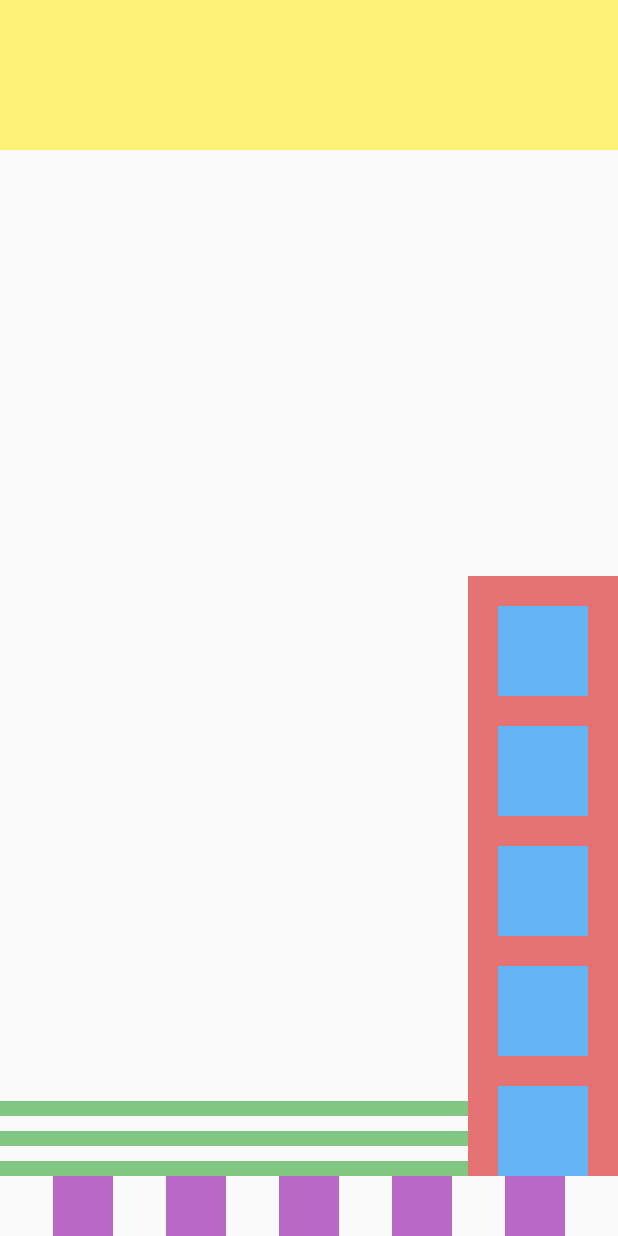
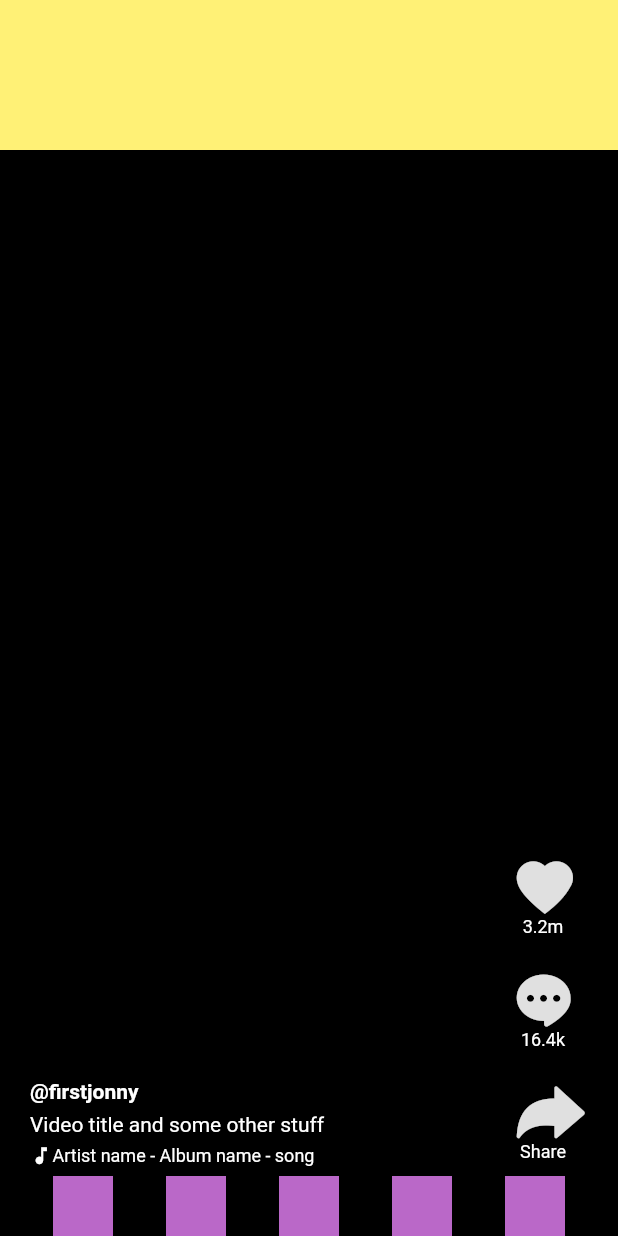
Before and after one commit to SonQBChau/tiktok_ui_clone, a Flutter app: the screen it shows after launch, on a phone screen of 412 x 824 dp. Run offline on Flutter 3.47's test engine with Material 2 defaults, Android fonts, the phone set to English and light mode, and no system bars.

Commit message:
add icons

```diff
--- a/lib/main.dart
+++ b/lib/main.dart
@@ -12,7 +12,8 @@ class MyApp extends StatelessWidget {
     return MaterialApp(
       title: 'Flutter Demo',
       theme: ThemeData(
-        primarySwatch: Colors.blue,
+        // Uncomment in phase 3 to apply white to text
+        textTheme: Theme.of(context).textTheme.apply(bodyColor: Colors.white, displayColor: Colors.white),
       ),
       home: MyHomePage(),
     );
@@ -20,15 +21,9 @@ class MyApp extends StatelessWidget {
 }
 
 class MyHomePage extends StatelessWidget {
-  Widget get bottomSection =>
-      Row(
+  Widget get bottomSection => Row(
         mainAxisAlignment: MainAxisAlignment.spaceEvenly,
-        children: List<Widget>.generate(5, (index) =>
-            Container(
-                height: 40.0,
-                width: 40,
-                color: Colors.purple[300])),
-
+        children: List<Widget>.generate(5, (index) => Container(height: 40.0, width: 40, color: Colors.purple[300])),
       );
 
   Widget get middleSection {
@@ -50,6 +45,7 @@ class MyHomePage extends StatelessWidget {
   @override
   Widget build(BuildContext context) {
     return Scaffold(
+      backgroundColor: Colors.black,
       body: Column(
         children: <Widget>[
           // Top section
--- /dev/null
+++ b/lib/tiktok_icons.dart
@@ -0,0 +1,31 @@
+/// Flutter icons TikTokIcons
+/// Copyright (C) 2019 by original authors @ fluttericon.com, fontello.com
+/// This font was generated by FlutterIcon.com, which is derived from Fontello.
+///
+/// To use this font, place it in your fonts/ directory and include the
+/// following in your pubspec.yaml
+///
+/// flutter:
+///   fonts:
+///    - family:  TikTokIcons
+///      fonts:
+///       - asset: fonts/TikTokIcons.ttf
+///
+///
+///
+import 'package:flutter/widgets.dart';
+
+class TikTokIcons {
+  TikTokIcons._();
+
+  static const _kFontFam = 'TikTokIcons';
+
+  static const IconData chat_bubble = const IconData(0xe808, fontFamily: _kFontFam);
+  static const IconData create = const IconData(0xe809, fontFamily: _kFontFam);
+  static const IconData heart = const IconData(0xe80a, fontFamily: _kFontFam);
+  static const IconData home = const IconData(0xe80b, fontFamily: _kFontFam);
+  static const IconData messages = const IconData(0xe80c, fontFamily: _kFontFam);
+  static const IconData profile = const IconData(0xe80d, fontFamily: _kFontFam);
+  static const IconData reply = const IconData(0xe80e, fontFamily: _kFontFam);
+  static const IconData search = const IconData(0xe80f, fontFamily: _kFontFam);
+}
--- a/lib/widgets/actions_toolbar.dart
+++ b/lib/widgets/actions_toolbar.dart
@@ -1,20 +1,35 @@
 import 'package:flutter/material.dart';
+import 'package:tiktok_ui_clone/tiktok_icons.dart';
 
 class ActionsToolbar extends StatelessWidget {
+
+  Widget _getSocialAction({String title, IconData icon, bool isShare = false}) {
+    return Container(
+        margin: EdgeInsets.only(top: 15.0),
+        width: 60.0,
+        height: 60.0,
+        child: Column(children: [
+          Icon(icon, size: isShare ? 25.0 : 35.0, color: Colors.grey[300]),
+          Padding(
+            padding: EdgeInsets.only(top: isShare ? 5.0 : 2.0),
+            child:
+            Text(title, style: TextStyle(fontSize: isShare ? 10.0 : 12.0)),
+          )
+        ]));
+  }
+
   @override
   Widget build(BuildContext context) {
     return Container(
       width: 100.0,
-      color: Colors.red[300],
+      color: Colors.black,
       child: Column(
         mainAxisSize: MainAxisSize.min,
-        children: List<Widget>.generate(
-            5,
-                (index) => Container(
-                width: 60,
-                height: 60,
-                color: Colors.blue[300],
-                margin: EdgeInsets.only(top: 20.0))),
+        children: [
+          _getSocialAction(icon: TikTokIcons.heart, title: '3.2m'),
+          _getSocialAction(icon: TikTokIcons.chat_bubble, title: '16.4k'),
+          _getSocialAction(icon: TikTokIcons.reply, title: 'Share'),
+        ],
       ),
     );
   }
--- a/lib/widgets/video_description.dart
+++ b/lib/widgets/video_description.dart
@@ -4,23 +4,22 @@ class VideoDescription extends StatelessWidget {
   @override
   Widget build(BuildContext context) {
     return Expanded(
-      child: Column(
-          mainAxisSize: MainAxisSize.min,
-          crossAxisAlignment: CrossAxisAlignment.start,
-          children: <Widget>[
-            Container(
-                height: 10.0,
-                color: Colors.green[300],
-                margin: EdgeInsets.only(top: 10)),
-            Container(
-                height: 10.0,
-                color: Colors.green[300],
-                margin: EdgeInsets.only(top: 10)),
-            Container(
-                height: 10.0,
-                color: Colors.green[300],
-                margin: EdgeInsets.only(top: 10))
-          ]),
+        child: Container(
+            height: 70.0,
+            padding: EdgeInsets.only(left: 20.0),
+            child: Column(
+                mainAxisSize: MainAxisSize.min,
+                mainAxisAlignment: MainAxisAlignment.spaceEvenly,
+                crossAxisAlignment: CrossAxisAlignment.start,
+
+                children: <Widget>[
+                  Text('@firstjonny', style: TextStyle(fontWeight: FontWeight.bold),),
+                  Text('Video title and some other stuff'),
+                  Row(children: [
+                    Icon(Icons.music_note,  size: 15.0, color: Colors.white,),
+                    Text('Artist name - Album name - song', style: TextStyle(fontSize: 12.0))]),
+                ])
+        )
     );
   }
 }
```
Also changed, not shown: pubspec.yaml (+4 -4 lines), assets/fonts/TikTokIcons.ttf (added).
